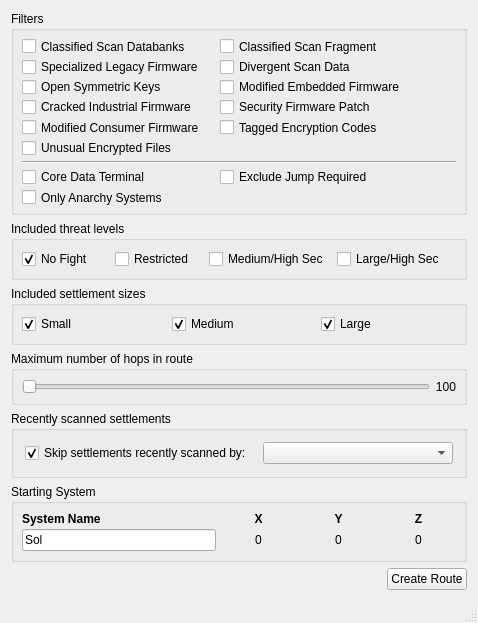
Old version of the form src/MainWindow.ui in the repository neotron/EDPathFinder.
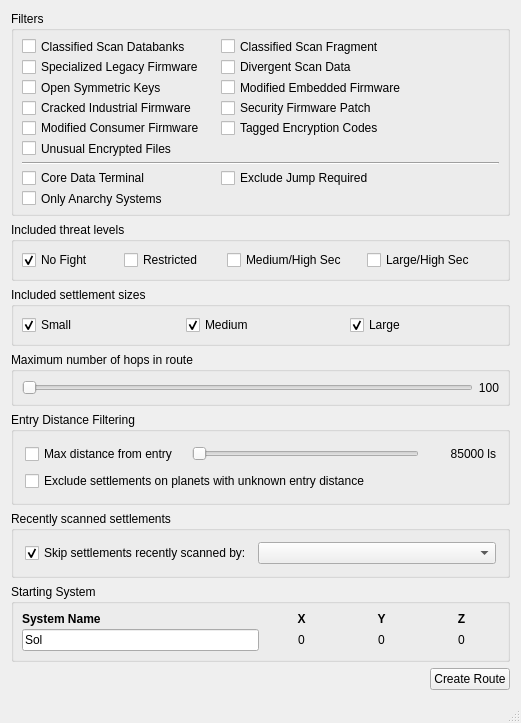
New version of the form. Custom widgets are drawn as their Qt base class.

Commit message: Add distance filtering for planetary bodies, as show distance in the route view when known.

Diff of the .ui file:
```diff
--- a/src/MainWindow.ui
+++ b/src/MainWindow.ui
@@ -6,8 +6,8 @@
    <rect>
     <x>0</x>
     <y>0</y>
-    <width>478</width>
-    <height>623</height>
+    <width>521</width>
+    <height>723</height>
    </rect>
   </property>
   <property name="sizePolicy">
@@ -18,8 +18,8 @@
   </property>
   <property name="minimumSize">
    <size>
-    <width>478</width>
-    <height>623</height>
+    <width>521</width>
+    <height>723</height>
    </size>
   </property>
   <property name="windowTitle">
@@ -34,8 +34,8 @@
    </property>
    <property name="minimumSize">
     <size>
-     <width>478</width>
-     <height>544</height>
+     <width>521</width>
+     <height>680</height>
     </size>
    </property>
    <property name="baseSize">
@@ -579,16 +579,91 @@
       </layout>
      </widget>
     </item>
+    <item>
+     <widget class="QGroupBox" name="groupBox">
+      <property name="title">
+       <string>Entry Distance Filtering</string>
+      </property>
+      <layout class="QVBoxLayout" name="verticalLayout_2">
+       <item>
+        <layout class="QHBoxLayout" name="distanceLayout">
+         <property name="spacing">
+          <number>14</number>
+         </property>
+         <item>
+          <widget class="QCheckBox" name="distanceCheckbox">
+           <property name="text">
+            <string>Max distance from entry</string>
+           </property>
+          </widget>
+         </item>
+         <item>
+          <widget class="QSlider" name="distanceSlider">
+           <property name="sizePolicy">
+            <sizepolicy hsizetype="MinimumExpanding" vsizetype="Fixed">
+             <horstretch>1</horstretch>
+             <verstretch>0</verstretch>
+            </sizepolicy>
+           </property>
+           <property name="orientation">
+            <enum>Qt::Horizontal</enum>
+           </property>
+           <property name="tickInterval">
+            <number>1</number>
+           </property>
+          </widget>
+         </item>
+         <item>
+          <widget class="QLabel" name="distanceLabel">
+           <property name="sizePolicy">
+            <sizepolicy hsizetype="MinimumExpanding" vsizetype="Preferred">
+             <horstretch>0</horstretch>
+             <verstretch>0</verstretch>
+            </sizepolicy>
+           </property>
+           <property name="minimumSize">
+            <size>
+             <width>63</width>
+             <height>22</height>
+            </size>
+           </property>
+           <property name="text">
+            <string>85000 ls</string>
+           </property>
+           <property name="alignment">
+            <set>Qt::AlignRight|Qt::AlignTrailing|Qt::AlignVCenter</set>
+           </property>
+          </widget>
+         </item>
+        </layout>
+       </item>
+       <item>
+        <widget class="QCheckBox" name="unknownDistance">
+         <property name="text">
+          <string>Exclude settlements on planets with unknown entry distance</string>
+         </property>
+        </widget>
+       </item>
+      </layout>
+     </widget>
+    </item>
     <item>
      <widget class="QGroupBox" name="groupBox_7">
       <property name="title">
        <string>Recently scanned settlements</string>
       </property>
-      <layout class="QHBoxLayout" name="horizontalLayout_5">
-       <property name="spacing">
-        <number>11</number>
-       </property>
-       <item>
+      <layout class="QGridLayout" name="gridLayout_3">
+       <item row="0" column="1">
+        <widget class="QComboBox" name="filterCommander">
+         <property name="sizePolicy">
+          <sizepolicy hsizetype="MinimumExpanding" vsizetype="Preferred">
+           <horstretch>0</horstretch>
+           <verstretch>0</verstretch>
+          </sizepolicy>
+         </property>
+        </widget>
+       </item>
+       <item row="0" column="0">
         <widget class="QCheckBox" name="filterVisited">
          <property name="sizePolicy">
           <sizepolicy hsizetype="Minimum" vsizetype="Preferred">
@@ -604,16 +679,6 @@
          </property>
         </widget>
        </item>
-       <item>
-        <widget class="QComboBox" name="filterCommander">
-         <property name="sizePolicy">
-          <sizepolicy hsizetype="MinimumExpanding" vsizetype="Preferred">
-           <horstretch>0</horstretch>
-           <verstretch>0</verstretch>
-          </sizepolicy>
-         </property>
-        </widget>
-       </item>
       </layout>
      </widget>
     </item>
@@ -629,7 +694,7 @@
        <string>Starting System</string>
       </property>
       <property name="flat">
-       <bool>true</bool>
+       <bool>false</bool>
       </property>
       <layout class="QGridLayout" name="gridLayout">
        <property name="leftMargin">
```
Left out of the diff: 29 changed lines with no effect on the pictures. The commit also changes 9 other files.
